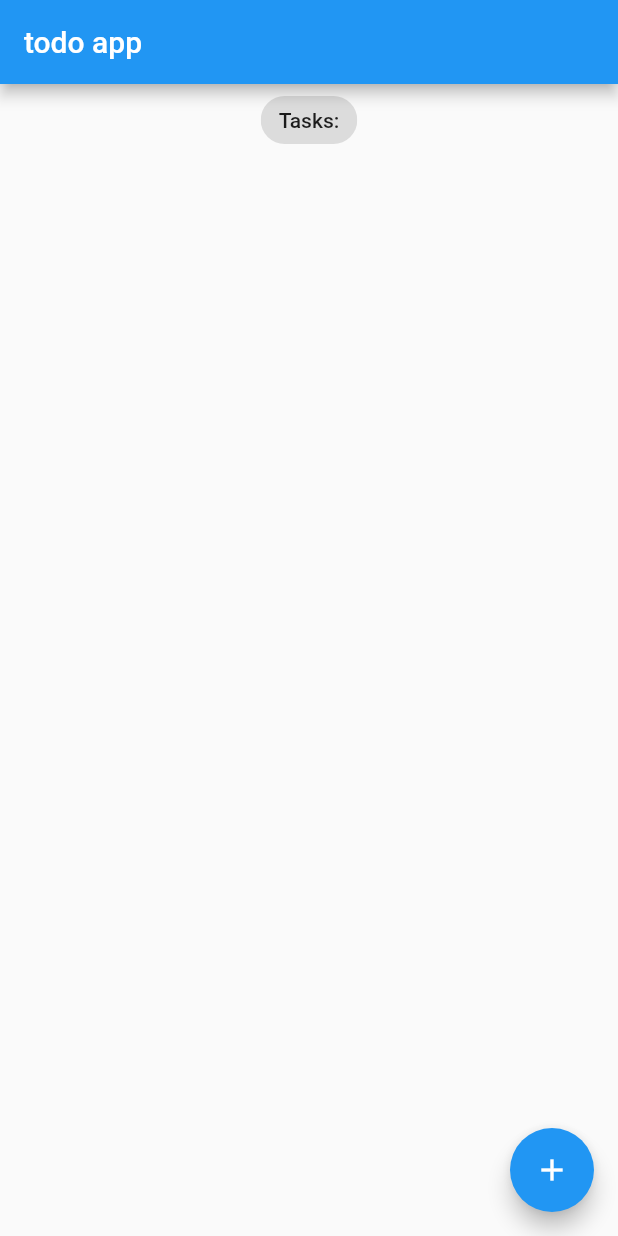
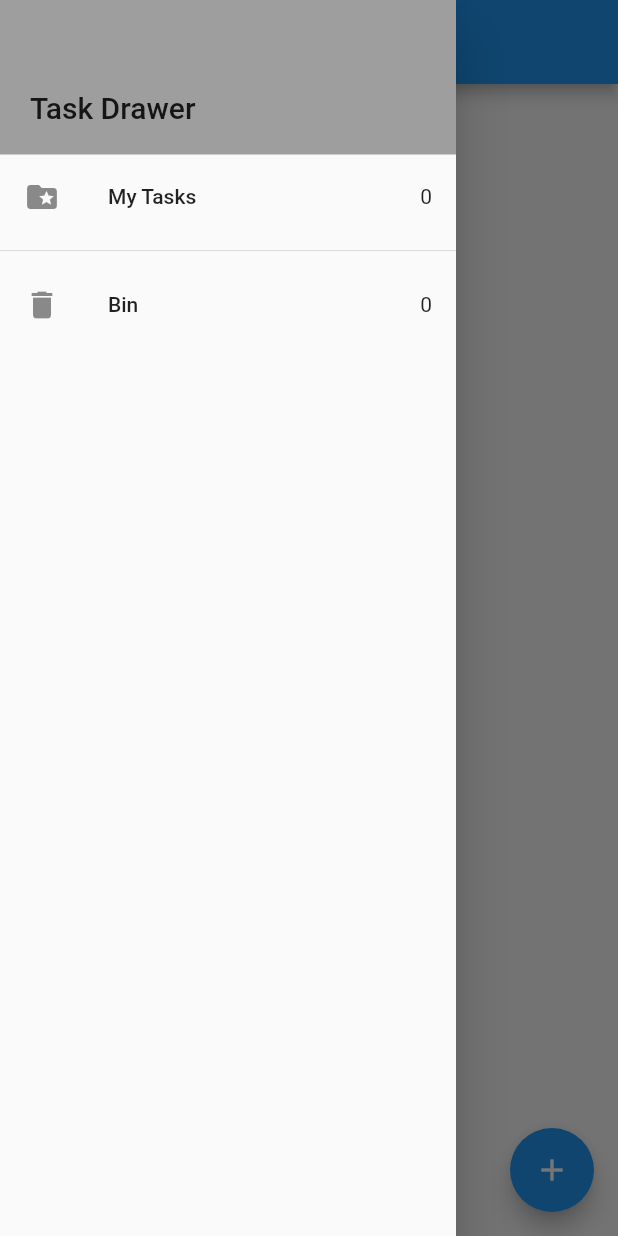
Before and after one commit to ESHFFD/todo_bloc, a Flutter app: the screen it shows after launch, with the side drawer open (before the commit the screen has no drawer), on a phone screen of 412 x 824 dp. Run offline on Flutter 3.47's test engine with Material 2 defaults, Android fonts, the phone set to English and light mode, and no system bars; our stand-ins replace equatable, flutter_bloc, hydrated_bloc.

Commit message:
added route manager and drawer part

```diff
--- a/lib/presentation/screens/home_page/home_page_screen.dart
+++ b/lib/presentation/screens/home_page/home_page_screen.dart
@@ -3,33 +3,12 @@ import 'package:flutter_bloc/flutter_bloc.dart';
 import 'package:todo_app_bloc/presentation/bloc/bloc/tasks_bloc.dart';
 import 'package:todo_app_bloc/presentation/models/task.dart';
 import 'package:todo_app_bloc/presentation/screens/home_page/widgets/add_taks.dart';
+import 'package:todo_app_bloc/presentation/screens/home_page/widgets/drawer.dart';
 
 import 'widgets/tasks_list.dart';
 
-class HomePageScreen extends StatefulWidget {
+class HomePageScreen extends StatelessWidget {
   const HomePageScreen({Key? key}) : super(key: key);
-
-  @override
-  State<HomePageScreen> createState() => _HomePageScreenState();
-}
-
-class _HomePageScreenState extends State<HomePageScreen> {
-  void _addTask(BuildContext context) {
-    showModalBottomSheet(
-        // adding is scroll Cotroll
-        isScrollControlled: true,
-        context: context,
-        builder: (context) {
-          return SingleChildScrollView(
-            child: Container(
-              padding: EdgeInsets.only(
-                  //viewInsets is importent to handel keyboard when it popup
-                  bottom: MediaQuery.of(context).viewInsets.bottom),
-              child: const AddTaskScreen(),
-            ),
-          );
-        });
-  }
 
   @override
   Widget build(BuildContext context) {
@@ -40,9 +19,10 @@ class _HomePageScreenState extends State<HomePageScreen> {
           appBar: AppBar(
             title: const Text("todo app"),
           ),
+          drawer: const MyDrawer(),
           body: Column(children: [
-            const Center(
-              child: Chip(label: Text('Tasks:')),
+            Center(
+              child: Chip(label: Text('${taskList.length} Tasks')),
             ),
             TaskList(
               taskList: taskList,
@@ -59,3 +39,20 @@ class _HomePageScreenState extends State<HomePageScreen> {
     );
   }
 }
+
+void _addTask(BuildContext context) {
+  showModalBottomSheet(
+      // adding is scroll Cotroll
+      isScrollControlled: true,
+      context: context,
+      builder: (context) {
+        return SingleChildScrollView(
+          child: Container(
+            padding: EdgeInsets.only(
+                //viewInsets is importent to handel keyboard when it popup
+                bottom: MediaQuery.of(context).viewInsets.bottom),
+            child: const AddTaskScreen(),
+          ),
+        );
+      });
+}
--- /dev/null
+++ b/lib/presentation/screens/home_page/widgets/drawer.dart
@@ -0,0 +1,38 @@
+import 'package:flutter/material.dart';
+
+class MyDrawer extends StatefulWidget {
+  const MyDrawer({Key? key}) : super(key: key);
+
+  @override
+  State<MyDrawer> createState() => _MyDrawerState();
+}
+
+class _MyDrawerState extends State<MyDrawer> {
+  @override
+  Widget build(BuildContext context) {
+    return Drawer(
+      child: Column(children: [
+        Container(
+          padding: const EdgeInsets.only(top: 60, left: 20, bottom: 20),
+          color: Colors.grey,
+          width: double.infinity,
+          child: Text(
+            'Task Drawer',
+            style: Theme.of(context).textTheme.titleLarge,
+          ),
+        ),
+        _drawerListTile('My Tasks', '0', Icons.folder_special),
+        const Divider(),
+        _drawerListTile('Bin', '0', Icons.delete)
+      ]),
+    );
+  }
+}
+
+Widget _drawerListTile(String title, trailing, IconData icon) {
+  return ListTile(
+    leading: Icon(icon),
+    title: Text(title),
+    trailing: Text(trailing),
+  );
+}
```
Also changed, not shown: lib/presentation/resources/router_management.dart (added, +32 -0 lines), lib/presentation/screens/home_page/widgets/tasks_list.dart (+2 -22 lines), lib/presentation/screens/recylce_page/recycle_screen.dart (added, +14 -0 lines), lib/presentation/screens/task_page/task_screen.dart (added, +12 -0 lines).
